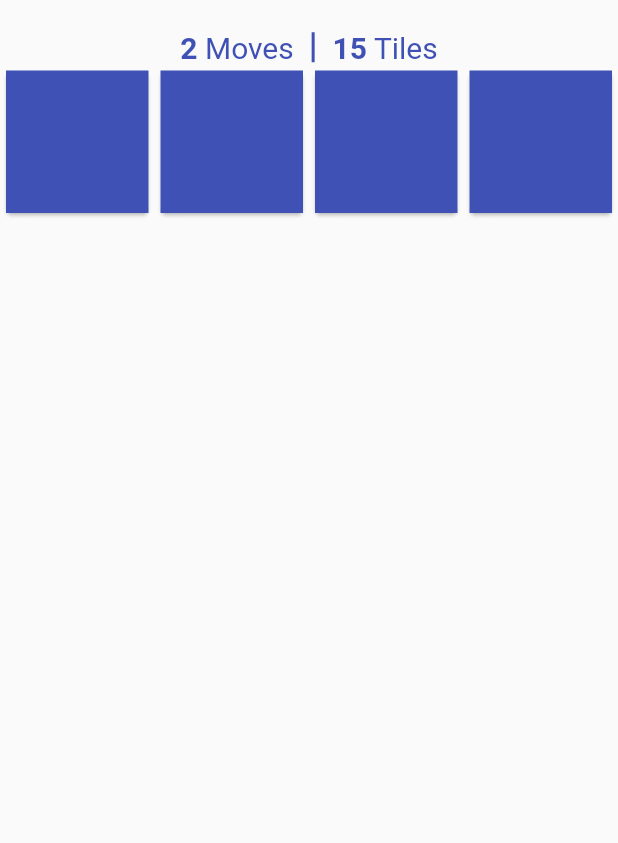
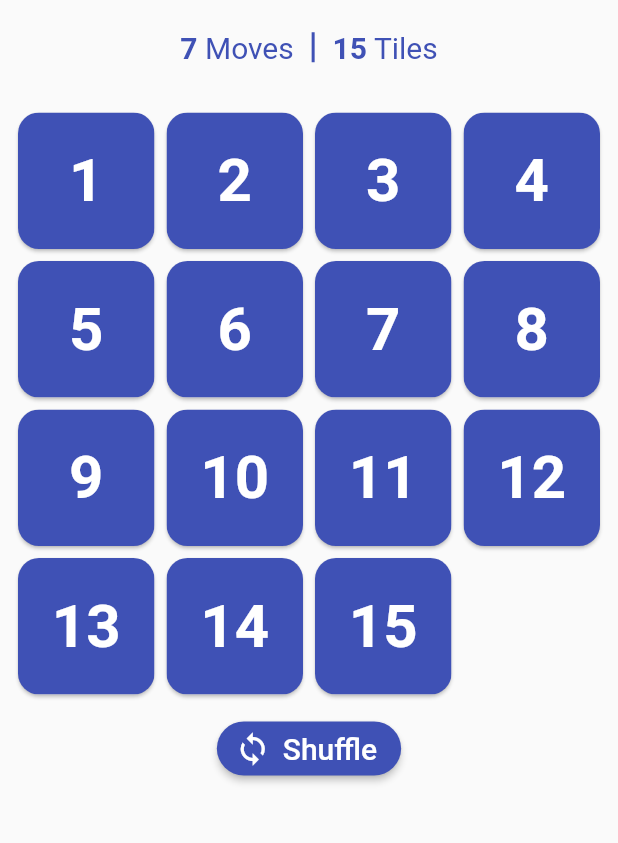
Before and after one commit to HeyAvi/flutter_puzzle, a Flutter app: the screen it shows after launch, on a phone screen of 412 x 824 dp, the part 153-996 px from its top. Run offline on Flutter 3.47's test engine with Material 2 defaults, Android fonts, the light colour scheme and no system bars.

Commit message:
added tile.dart layout and provider

```diff
--- /dev/null
+++ b/lib/additional/puzzle_provider.dart
@@ -0,0 +1,12 @@
+import 'package:flutter/cupertino.dart';
+
+class PuzzleProvider extends ChangeNotifier{
+  int _moves = 0;
+  int get moves => _moves;
+
+  void increase(){
+    _moves++;
+    notifyListeners();
+  }
+
+}
--- a/lib/main.dart
+++ b/lib/main.dart
@@ -1,12 +1,19 @@
 import 'package:flutter/material.dart';
+import 'package:flutter_puzzle/additional/puzzle_provider.dart';
+import 'package:provider/provider.dart';
 import 'additional/additional.dart';
 
 void main() {
-  runApp(const MyApp());
+  runApp(
+    MultiProvider(providers: [
+      ChangeNotifierProvider(create: (create) => PuzzleProvider()),
+    ], child: const MyApp()),
+  );
 }
 
 class MyApp extends StatelessWidget {
   const MyApp({Key? key}) : super(key: key);
+
   @override
   Widget build(BuildContext context) {
     return MaterialApp(
--- /dev/null
+++ b/lib/pages/flutter_const_layout/tile.dart
@@ -0,0 +1,30 @@
+import 'package:flutter/material.dart';
+
+class Tile extends StatelessWidget {
+  final String text;
+
+  const Tile({Key? key, required this.text}) : super(key: key);
+
+  @override
+  Widget build(BuildContext context) {
+    return Card(
+      clipBehavior: Clip.antiAliasWithSaveLayer,
+      shape: RoundedRectangleBorder(borderRadius: BorderRadius.circular(14)),
+      child: Container(
+        color: Colors.indigo,
+        height: 100,
+        width: 100,
+        child: Center(
+          child: Text(
+            text,
+            style: const TextStyle(
+              fontSize: 40,
+              fontWeight: FontWeight.bold,
+              color: Colors.white,
+            ),
+          ),
+        ),
+      ),
+    );
+  }
+}
--- a/lib/pages/homepage/homepage.dart
+++ b/lib/pages/homepage/homepage.dart
@@ -1,8 +1,13 @@
+import 'dart:async';
+
 import 'package:flutter/material.dart';
 import 'package:flutter_puzzle/pages/homepage/widgets/normal_screen_size.dart';
 import 'package:flutter_puzzle/pages/homepage/widgets/large_screen_size.dart';
 import 'package:flutter_puzzle/pages/homepage/widgets/medium_screen_size.dart';
 import 'package:flutter_puzzle/pages/responsive_builder/responsive_page_builder.dart';
+import 'package:provider/provider.dart';
+
+import '../../additional/puzzle_provider.dart';
 
 class HomePage extends StatefulWidget {
   const HomePage({Key? key}) : super(key: key);
@@ -12,6 +17,15 @@ class HomePage extends StatefulWidget {
 }
 
 class _HomePageState extends State<HomePage> {
+
+  @override
+  void initState() {
+    Timer.periodic(const Duration(seconds: 1), (timer) {
+      context.read<PuzzleProvider>().increase();
+    });
+    super.initState();
+  }
+
   @override
   Widget build(BuildContext context) {
     return ResponsiveLayoutBuilder(
--- a/lib/pages/homepage/widgets/medium_screen_size.dart
+++ b/lib/pages/homepage/widgets/medium_screen_size.dart
@@ -1,4 +1,6 @@
 import 'package:flutter/material.dart';
+import 'package:flutter_puzzle/additional/puzzle_provider.dart';
+import 'package:provider/provider.dart';
 
 class MediumScreenSize extends StatefulWidget {
   const MediumScreenSize({Key? key}) : super(key: key);
@@ -10,6 +12,14 @@ class MediumScreenSize extends StatefulWidget {
 class _MediumScreenSizeState extends State<MediumScreenSize> {
   @override
   Widget build(BuildContext context) {
-    return Text('Meduim');
+    return Consumer<PuzzleProvider>(builder: (BuildContext context, value, Widget? child) {
+      return Scaffold(
+        body: Center(
+          child: Text(
+            value.moves.toString()
+          ),
+        ),
+      );
+    },);
   }
 }
--- a/lib/pages/homepage/widgets/normal_screen_size.dart
+++ b/lib/pages/homepage/widgets/normal_screen_size.dart
@@ -1,4 +1,10 @@
+import 'dart:async';
+
 import 'package:flutter/material.dart';
+import 'package:flutter_puzzle/additional/puzzle_provider.dart';
+import 'package:flutter_puzzle/pages/flutter_const_layout/tile.dart';
+import 'package:flutter_puzzle/pages/homepage/widgets/medium_screen_size.dart';
+import 'package:provider/provider.dart';
 
 class NormalScreenSize extends StatefulWidget {
   const NormalScreenSize({Key? key}) : super(key: key);
@@ -49,31 +55,40 @@ class _NormalScreenSizeState extends State<NormalScreenSize> {
             ),
             Row(
               mainAxisAlignment: MainAxisAlignment.center,
-              children: const [
+              children: [
                 Text(
-                  '2',
+                  context.watch<PuzzleProvider>().moves.toString(),
                   // todo get data and link
-                  style: TextStyle(
+                  style: const TextStyle(
                     fontSize: 20,
                     fontWeight: FontWeight.bold,
                     color: Colors.indigo,
                   ),
                 ),
-                Text(
+                GestureDetector(
+                  onTap: () {
+                    Navigator.pop(context);
+                    Navigator.push(
+                        context,
+                        MaterialPageRoute(
+                            builder: (_) => const MediumScreenSize()));
+                  },
+                  child: const Text(
                     ' Moves ',
                     style: TextStyle(
                       fontSize: 20,
                       color: Colors.indigo,
                     ),
                   ),
-                SizedBox(
+                ),
+                const SizedBox(
                   height: 20,
                   child: VerticalDivider(
                     color: Colors.indigo,
                     thickness: 2,
                   ),
                 ),
-                Text(
+                const Text(
                   ' 15', // todo get data and link
                   style: TextStyle(
                     fontSize: 20,
@@ -81,7 +96,7 @@ class _NormalScreenSizeState extends State<NormalScreenSize> {
                     color: Colors.indigo,
                   ),
                 ),
-                Text(
+                const Text(
                   ' Tiles',
                   style: TextStyle(
                     fontSize: 20,
@@ -90,38 +105,34 @@ class _NormalScreenSizeState extends State<NormalScreenSize> {
                 )
               ],
             ),
-            GridView(
+            const SizedBox(
+              height: 20,
+            ),
+            Padding(
+              padding: const EdgeInsets.all(8.0),
+              child: GridView.builder(
                 gridDelegate: const SliverGridDelegateWithFixedCrossAxisCount(
                   crossAxisCount: 4,
                 ),
+                itemCount: 15,
                 shrinkWrap: true,
-              children: [
-                Card(
-                    child: Container(
-                  color: Colors.indigo,
-                  height: 100,
-                  width: 100,
-                )),
-                Card(
-                    child: Container(
-                  color: Colors.indigo,
-                  height: 100,
-                  width: 100,
-                )),
-                Card(
-                    child: Container(
-                  color: Colors.indigo,
-                  height: 100,
-                  width: 100,
-                )),
-                Card(
-                    child: Container(
-                  color: Colors.indigo,
-                  height: 100,
-                  width: 100,
-                )),
-              ],
+                itemBuilder: (BuildContext context, int index) {
+                  return Tile(text: '${index+1}');
+                },
+              ),
+            ),
+            ElevatedButton.icon(
+              style: ElevatedButton.styleFrom(
+                shape: RoundedRectangleBorder(
+                  borderRadius: BorderRadius.circular(20)
                 )
+              ),
+                onPressed: () {},
+                icon: const Icon(Icons.loop),
+                label: const Text(
+                  'Shuffle',
+                  style: TextStyle(fontSize: 20),
+                ))
           ],
         ),
       ),
--- a/pubspec.yaml
+++ b/pubspec.yaml
@@ -34,6 +34,7 @@ dependencies:
   # The following adds the Cupertino Icons font to your application.
   # Use with the CupertinoIcons class for iOS style icons.
   cupertino_icons: ^1.0.2
+  provider: ^6.0.1
 
 dev_dependencies:
   flutter_test:
```
Also changed, not shown: pubspec.lock. Lines whose indentation alone changed are shown as unchanged.
